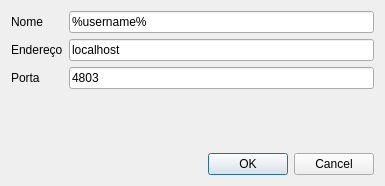
Qt form app/ConnectionDialog.ui (cskab46/SpreadChat) before a commit.
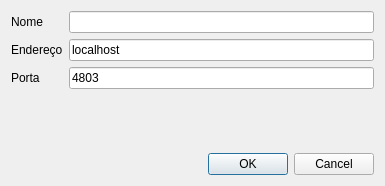
The same form after that commit.

Commit message: Melhorada detecção do nome do usuário

```diff
--- a/app/ConnectionDialog.ui
+++ b/app/ConnectionDialog.ui
@@ -65,8 +65,8 @@
      </item>
      <item row="0" column="1">
       <widget class="QLineEdit" name="nameField">
-       <property name="text">
-        <string>%username%</string>
+       <property name="maxLength">
+        <number>10</number>
        </property>
       </widget>
      </item>
```
The commit also changes 1 other file.
